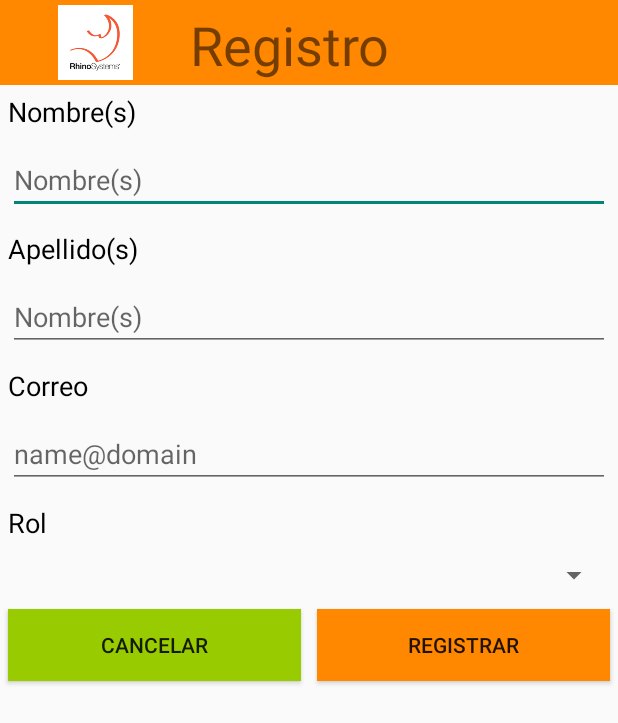
After one commit to rafapaniagua/EquipoMoviles, an Android app: the layout activity_registro_usuarios.xml on its own in the app's theme, with its tools: preview values and no code run, on a phone screen of 412 x 824 dp. The commit adds this screen. Shown: the top 723 px of the screen. Run offline under Robolectric (Android 15) with nearby library versions, the phone set to English and light mode, and no system bars.

Commit message:
Se agrega la pantalla de registro de usuario

```diff
--- /dev/null
+++ b/Capacitaciones/app/src/main/java/com/example/capacitaciones/addRegistroUsuarios.java
@@ -0,0 +1,18 @@
+package com.example.capacitaciones;
+
+import android.os.Bundle;
+import android.support.v7.app.AppCompatActivity;
+import android.widget.ArrayAdapter;
+import android.widget.Spinner;
+
+public class addRegistroUsuarios extends AppCompatActivity {
+    Spinner et_select_puesto;
+    @Override
+    protected void onCreate(Bundle savedInstanceState) {
+        super.onCreate(savedInstanceState);
+        setContentView(R.layout.activity_add_grupo);
+        Spinner spinner = (Spinner) findViewById(R.id.et_select_puesto);
+        String[] letra = {"Analista","Diseñador","Desarrollador"};
+        spinner.setAdapter(new ArrayAdapter<>(this, android.R.layout.simple_spinner_item, letra));
+    }
+}
--- a/Capacitaciones/app/src/main/res/layout/activity_add_grupo.xml
+++ b/Capacitaciones/app/src/main/res/layout/activity_add_grupo.xml
@@ -188,7 +188,6 @@
                 android:hint="@string/grupo_curso"
                 android:textColor="#000000"
                 android:textSize="18sp">
-
             </Spinner>
 
             <TextView
--- /dev/null
+++ b/Capacitaciones/app/src/main/res/layout/activity_registro_usuarios.xml
@@ -0,0 +1,143 @@
+<?xml version="1.0" encoding="utf-8"?>
+<LinearLayout xmlns:android="http://schemas.android.com/apk/res/android"
+    xmlns:app="http://schemas.android.com/apk/res-auto"
+    xmlns:tools="http://schemas.android.com/tools"
+    android:layout_width="match_parent"
+    android:layout_height="match_parent"
+    android:orientation="vertical">
+    <TableRow
+        android:id="@+id/tr_barra"
+        android:layout_width="match_parent"
+        android:layout_height="wrap_content"
+        android:background="@android:color/holo_orange_dark"
+        android:orientation="horizontal">
+
+        <ImageView
+            android:id="@+id/iv_logo"
+            android:layout_width="70dp"
+            android:layout_height="50dp"
+            android:layout_margin="3dp"
+            android:layout_weight="1"
+            android:contentDescription="@string/vacio"
+            app:srcCompat="@drawable/rhino_logo" />
+
+        <TextView
+            android:id="@+id/tv_registro_usuario"
+            android:layout_width="wrap_content"
+            android:layout_height="wrap_content"
+            android:layout_marginTop="5dp"
+            android:layout_weight="3"
+            android:text="@string/registro_titulo"
+            android:textSize="36sp" />
+    </TableRow>
+
+    <LinearLayout
+        android:id="@+id/tv_select_tol"
+        android:layout_width="match_parent"
+        android:layout_height="wrap_content"
+        android:orientation="vertical">
+
+        <TextView
+            android:id="@+id/tv_registro_nombre"
+            android:layout_width="match_parent"
+            android:layout_height="wrap_content"
+            android:layout_margin="5dp"
+            android:text="@string/registro_nombre"
+            android:textColor="#000000"
+            android:textSize="18sp" />
+
+        <EditText
+            android:id="@+id/et_nombre_registro"
+            android:layout_width="match_parent"
+            android:layout_height="wrap_content"
+            android:layout_margin="5dp"
+            android:ems="10"
+            android:hint="@string/registro_nombre"
+            android:inputType="number"
+            android:textColor="#000000"
+            android:textSize="18sp" />
+
+        <TextView
+            android:id="@+id/tv_apellido_registro"
+            android:layout_width="match_parent"
+            android:layout_height="wrap_content"
+            android:layout_margin="5dp"
+            android:text="@string/registro_apellido"
+            android:textColor="#000000"
+            android:textSize="18sp" />
+
+        <EditText
+            android:id="@+id/et_apellido"
+            android:layout_width="match_parent"
+            android:layout_height="wrap_content"
+            android:layout_margin="5dp"
+            android:ems="10"
+            android:hint="@string/registro_nombre"
+            android:inputType="textPersonName"
+            android:textColor="#000000"
+            android:textSize="18sp" />
+
+        <TextView
+            android:id="@+id/tv_correo_registro"
+            android:layout_width="match_parent"
+            android:layout_height="wrap_content"
+            android:layout_margin="5dp"
+            android:text="@string/registro_correo1"
+            android:textColor="#000000"
+            android:textSize="18sp" />
+
+        <EditText
+            android:id="@+id/et_fecha_inicio"
+            android:layout_width="match_parent"
+            android:layout_height="wrap_content"
+            android:layout_margin="5dp"
+            android:ems="10"
+            android:hint="@string/registro_correo"
+            android:inputType="date"
+            android:textColor="#000000"
+            android:textSize="18sp" />
+
+        <TextView
+            android:id="@+id/tv_registro_rol"
+            android:layout_width="match_parent"
+            android:layout_height="wrap_content"
+            android:layout_margin="5dp"
+            android:text="@string/registro_rol"
+            android:textColor="#000000"
+            android:textSize="18sp" />
+
+        <Spinner
+            android:id="@+id/et_select_puesto"
+            android:layout_width="match_parent"
+            android:layout_height="wrap_content"
+            android:layout_margin="5dp"
+            android:ems="10"
+            android:hint="@string/grupo_curso"
+            android:textColor="#000000"
+            android:textSize="18sp"></Spinner>
+
+        <TableRow
+            android:id="@+id/tr_botones"
+            android:layout_width="match_parent"
+            android:layout_height="wrap_content">
+
+            <Button
+                android:id="@+id/btn_regresar"
+                android:layout_width="match_parent"
+                android:layout_height="wrap_content"
+                android:layout_margin="5dp"
+                android:layout_weight="1"
+                android:background="@android:color/holo_green_light"
+                android:text="@string/grupo_btn_cancelar" />
+
+            <Button
+                android:id="@+id/btn_agregar"
+                android:layout_width="match_parent"
+                android:layout_height="wrap_content"
+                android:layout_margin="5dp"
+                android:layout_weight="1"
+                android:background="@android:color/holo_orange_dark"
+                android:text="@string/login_btn_Registrar" />
+        </TableRow>
+    </LinearLayout>
+</LinearLayout>
--- a/Capacitaciones/app/src/main/res/values/strings.xml
+++ b/Capacitaciones/app/src/main/res/values/strings.xml
@@ -6,6 +6,13 @@
     <string name="login_contrasena">Contraseña</string>
     <string name="login_btn_Ingresar">Ingresar</string>
     <string name="login_btn_Registrar">Registrar</string>
+
+    <string name="registro_nombre">Nombre(s)</string>
+    <string name="registro_apellido">Apellido(s)</string>
+    <string name="registro_rol">Rol</string>
+    <string name="registro_correo1">Correo</string>
+    <string name="registro_correo">name@domain</string>
+    <string name="registro_titulo">Registro</string>
 
     <string name="menu_nombreU">Nombre Usuario</string>
     <string name="menu_inicio">Inicio</string>
```
